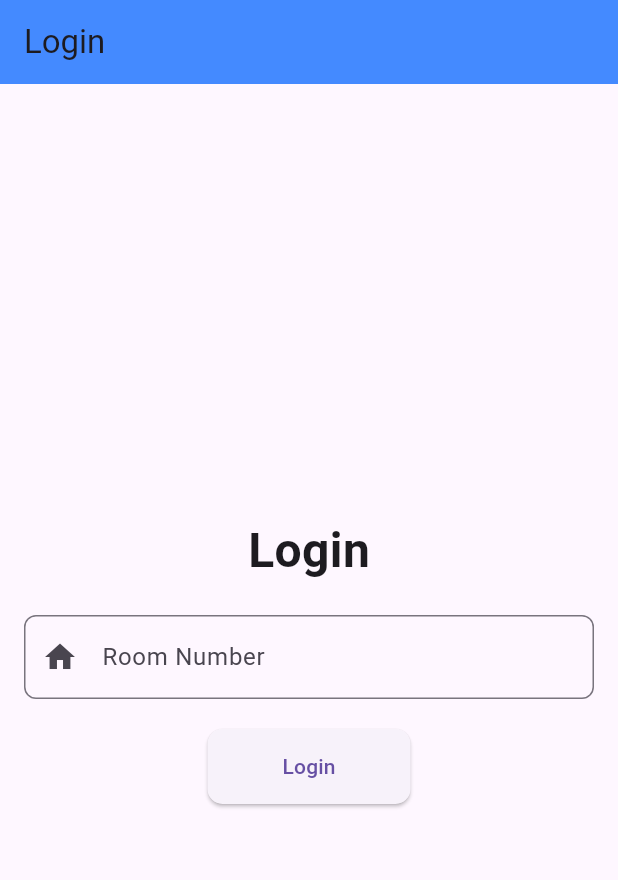
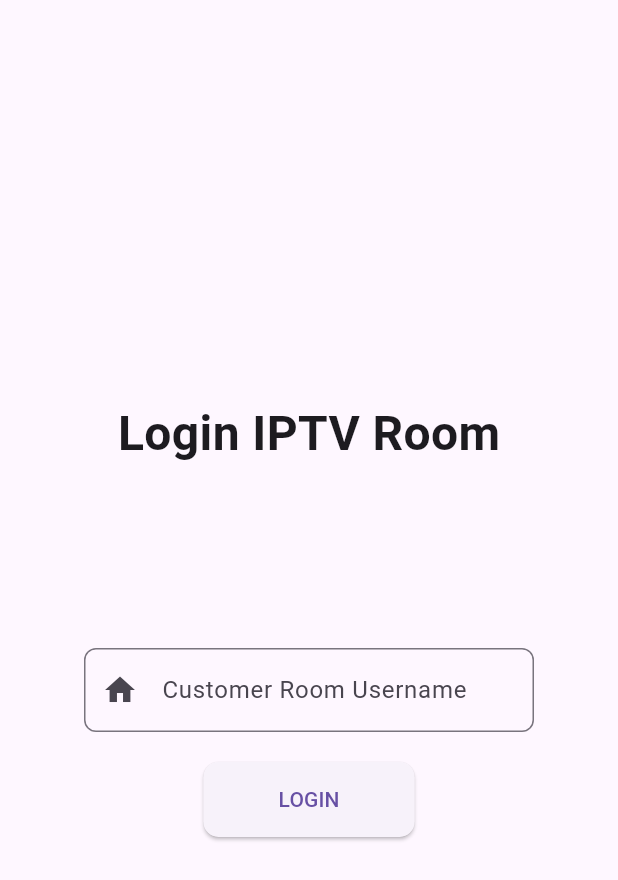
Before and after one commit to Nimantha-Perera/IPTV, a Flutter app: the screen it shows after launch, on a phone screen of 412 x 824 dp. Shown: the top 880 px of the screen. Run offline on Flutter 3.47's test engine with Material 3 defaults, Android fonts, the phone set to English and light mode, and no system bars; our stand-ins replace cloud_firestore, firebase_auth, firebase_core, shared_preferences, video_player; accounts and stored records are empty.

Commit message:
Update login_user.dart

```diff
--- a/lib/Login/login_user.dart
+++ b/lib/Login/login_user.dart
@@ -1,5 +1,6 @@
 import 'package:flutter/material.dart';
 import 'package:cloud_firestore/cloud_firestore.dart';
+import 'package:firebase_auth/firebase_auth.dart';
 import 'package:shared_preferences/shared_preferences.dart';
 
 class LoginUser extends StatefulWidget {
@@ -24,7 +25,6 @@ class _LoginUserState extends State<LoginUser> {
     String? savedRoomUserName = prefs.getString('roomUserName');
 
     if (savedRoomUserName != null && savedRoomUserName.isNotEmpty) {
-      // If user is already logged in, navigate to home screen
       Navigator.pushReplacementNamed(context, '/home', arguments: savedRoomUserName);
     }
   }
@@ -34,12 +34,18 @@ class _LoginUserState extends State<LoginUser> {
   Future<void> _login() async {
     if (_formKey.currentState?.validate() ?? false) {
       try {
+        final FirebaseAuth _auth = FirebaseAuth.instance;
         final FirebaseFirestore _firestore = FirebaseFirestore.instance;
 
+        // Authenticate anonymously
+        UserCredential userCredential = await _auth.signInAnonymously();
+        User? user = userCredential.user;
+
+        if (user != null) {
           // Fetch customer data based on room number as document ID
           DocumentSnapshot doc = await _firestore
               .collection('customers')
-            .doc(roomUserName) // Use roomNumber as document ID
+              .doc(user.uid) // Use uid as document ID
               .get();
 
           if (doc.exists) {
@@ -53,8 +59,8 @@ class _LoginUserState extends State<LoginUser> {
             // Show modal with customer details and navigate with room number
             _showCustomerDetails(customerName);
           } else {
-          // Handle case where no document is found
             _showErrorDialog('No customer found with this room number');
+          }
         }
       } catch (e) {
         print('Error fetching data: $e');
@@ -74,7 +80,6 @@ class _LoginUserState extends State<LoginUser> {
             TextButton(
               onPressed: () {
                 Navigator.pushReplacementNamed(context, '/home', arguments: roomUserName);
-                // You can navigate to another screen or perform additional actions here
               },
               child: const Text('OK'),
             ),
@@ -107,10 +112,10 @@ class _LoginUserState extends State<LoginUser> {
   @override
   Widget build(BuildContext context) {
     return Scaffold(
-      appBar: AppBar(
-        title: const Text('Login'),
-        backgroundColor: Colors.blueAccent,
-      ),
+      // appBar: AppBar(
+      //   title: const Text('Login'),
+      //   backgroundColor: Colors.blueAccent,
+      // ),
       body: Padding(
         padding: const EdgeInsets.all(16.0),
         child: Center(
@@ -118,11 +123,14 @@ class _LoginUserState extends State<LoginUser> {
             child: Column(
               mainAxisSize: MainAxisSize.min,
               children: [
-                const Text(
-                  'Login',
+                Container(
+                  margin: EdgeInsets.only(bottom: 100),
+                  child: const Text(
+                    'Login IPTV Room',
                     style: TextStyle(
                       fontSize: 32,
                       fontWeight: FontWeight.bold,
+                    ),
                   ),
                 ),
                 const SizedBox(height: 20),
@@ -130,10 +138,12 @@ class _LoginUserState extends State<LoginUser> {
                   key: _formKey,
                   child: Column(
                     children: [
-                      TextFormField(
+                      Container(
+                        width: 300,
+                        child: TextFormField(
                           controller: _roomNumberController,
                           decoration: InputDecoration(
-                          labelText: 'Room Number',
+                            labelText: 'Customer Room Username',
                             border: OutlineInputBorder(
                               borderRadius: BorderRadius.circular(8.0),
                             ),
@@ -142,15 +152,16 @@ class _LoginUserState extends State<LoginUser> {
                           keyboardType: TextInputType.text,
                           validator: (value) {
                             if (value == null || value.isEmpty) {
-                            return 'Please enter room number';
+                              return 'Please enter username';
                             }
                             return null;
                           },
                         ),
+                      ),
                       const SizedBox(height: 20),
                       ElevatedButton(
                         onPressed: _login,
-                        child: const Text('Login'),
+                        child: const Text('LOGIN'),
                         style: ElevatedButton.styleFrom(
                           padding: const EdgeInsets.symmetric(horizontal: 50, vertical: 15),
                           shape: RoundedRectangleBorder(
```
Lines whose indentation alone changed are shown as unchanged.
